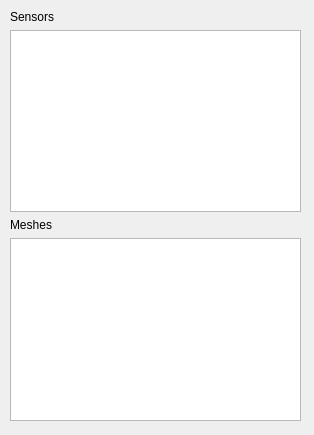
Before: the Qt Designer form ros_ws/src/lidarshooter/src/sensorsdialog.ui in mathemaphysics/lidarshooter, drawn with Qt 5.
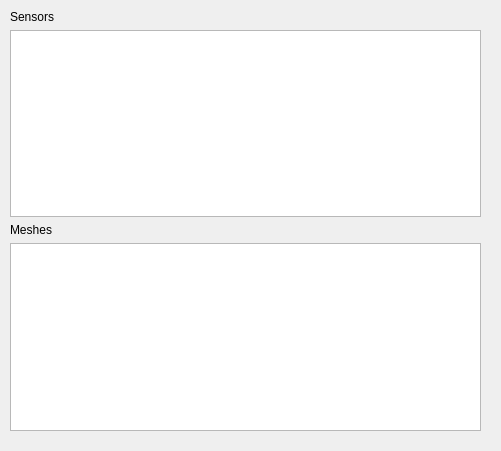
After: the same form once the commit is applied.

What changed in the file:
```diff
--- a/ros_ws/src/lidarshooter/src/sensorsdialog.ui
+++ b/ros_ws/src/lidarshooter/src/sensorsdialog.ui
@@ -6,8 +6,8 @@
    <rect>
     <x>0</x>
     <y>0</y>
-    <width>314</width>
-    <height>435</height>
+    <width>501</width>
+    <height>451</height>
    </rect>
   </property>
   <property name="windowTitle">
@@ -18,8 +18,8 @@
     <rect>
      <x>10</x>
      <y>10</y>
-     <width>291</width>
-     <height>411</height>
+     <width>471</width>
+     <height>421</height>
     </rect>
    </property>
    <layout class="QVBoxLayout" name="verticalLayout">
```
